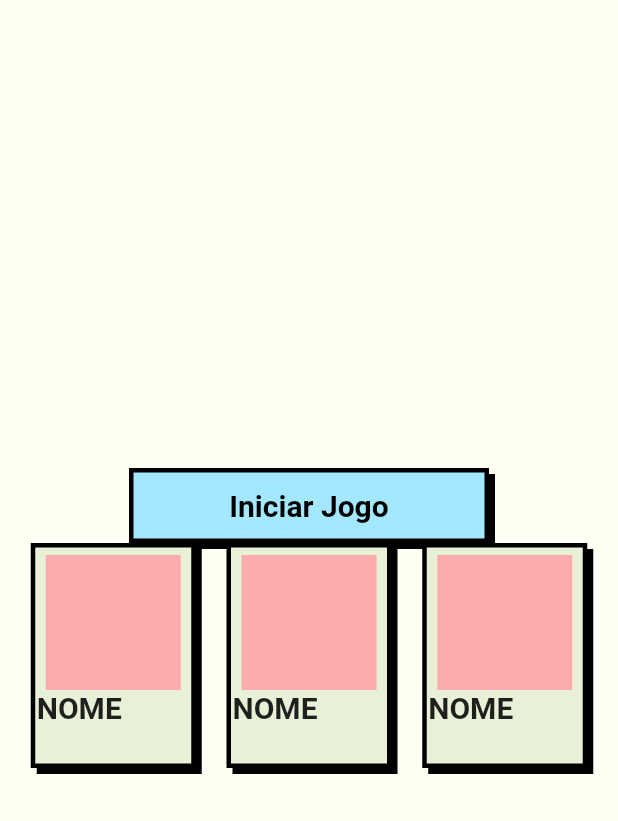
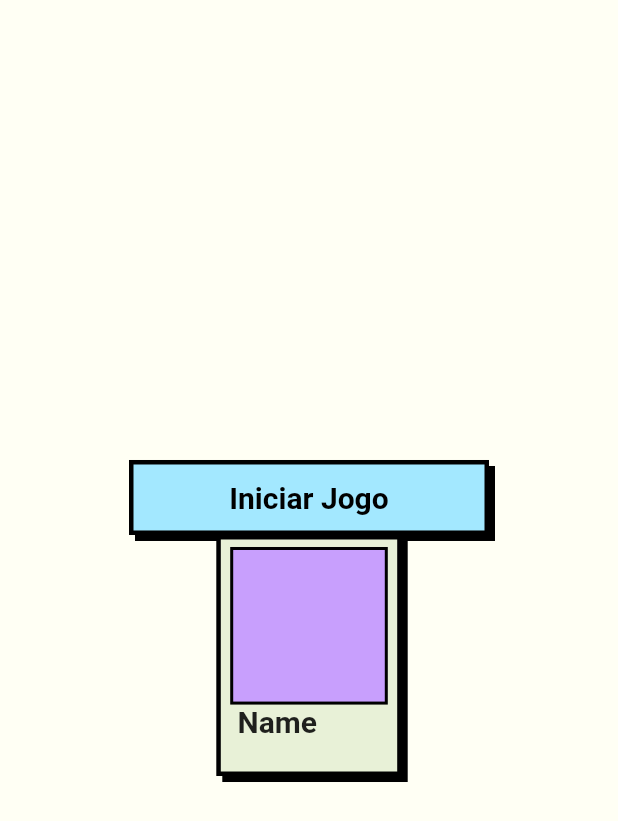
Before and after one commit to arthwrvl/FakeArtist, a Flutter app: the screen it shows after launch, on a phone screen of 412 x 824 dp. Shown: the top 821 px of the screen. Run offline on Flutter 3.47's test engine with Material 2 defaults, Android fonts, the phone set to English and light mode, and no system bars.

Commit message:
refactor polaroid card

```diff
--- a/lib/main.dart
+++ b/lib/main.dart
@@ -1,5 +1,5 @@
 import 'package:fake_artist/widgets/button.dart';
-import 'package:fake_artist/widgets/polaroid.dart';
+import 'package:fake_artist/widgets/smallPlayerCard.dart';
 import 'package:flutter/material.dart';
 
 void main() {
@@ -37,6 +37,7 @@ class Home extends StatelessWidget {
 
   @override
   Widget build(BuildContext context) {
+    var size = MediaQuery.of(context).size;
     return Scaffold(
       body: Center(
         child: Column(
@@ -49,10 +50,12 @@ class Home extends StatelessWidget {
             ),
             Row(
               mainAxisAlignment: MainAxisAlignment.spaceEvenly,
-              children: const [
-                Polaroid(),
-                Polaroid(),
-                Polaroid(),
+              children: [
+                SmallPlayerCard(
+                  title: "Name",
+                  bgColor: const Color(0xFFC89FFD),
+                  size: size.width * 0.3,
+                ),
               ],
             )
           ],
--- a/lib/widgets/polaroid.dart
+++ /dev/null
@@ -1,46 +0,0 @@
-import 'package:flutter/material.dart';
-import 'package:flutter/src/widgets/framework.dart';
-import 'package:flutter/src/widgets/placeholder.dart';
-
-class Polaroid extends StatelessWidget {
-  const Polaroid({super.key});
-
-  @override
-  Widget build(BuildContext context) {
-    return Container(
-      height: 150,
-      width: 110,
-      decoration: BoxDecoration(
-        borderRadius: BorderRadius.zero,
-        color: const Color(0xFFE8F1D7),
-        boxShadow: const [
-          BoxShadow(
-            color: Colors.black,
-            offset: Offset(4, 4),
-            blurRadius: 0,
-          )
-        ],
-        border: Border.all(color: Colors.black, width: 3),
-      ),
-      child: Column(
-        mainAxisAlignment: MainAxisAlignment.start,
-        children: [
-          const SizedBox(height: 5),
-          Container(
-            height: 90,
-            width: 90,
-            color: const Color(0xFFFCACAC),
-          ),
-          const Align(
-            widthFactor: 1.8,
-            alignment: Alignment.centerLeft,
-            child: Text(
-              "NOME",
-              style: TextStyle(fontSize: 20, fontWeight: FontWeight.bold),
-            ),
-          )
-        ],
-      ),
-    );
-  }
-}
--- /dev/null
+++ b/lib/widgets/smallPlayerCard.dart
@@ -0,0 +1,108 @@
+import 'package:flutter/material.dart';
+import 'package:flutter/src/widgets/framework.dart';
+import 'package:flutter/src/widgets/placeholder.dart';
+
+class SmallPlayerCard extends StatefulWidget {
+  final double size;
+  final Color bgColor;
+  final String title;
+  //add image
+  const SmallPlayerCard({
+    super.key,
+    required this.bgColor,
+    required this.size,
+    required this.title,
+    int points = 0,
+  });
+
+  @override
+  State<SmallPlayerCard> createState() => _SmallPlayerCardState();
+}
+
+class _SmallPlayerCardState extends State<SmallPlayerCard> {
+  @override
+  Widget build(BuildContext context) {
+    return Container(
+      height: widget.size * 1.3,
+      width: widget.size,
+      decoration: BoxDecoration(
+        borderRadius: BorderRadius.zero,
+        color: const Color(0xFFE8F1D7),
+        boxShadow: const [
+          BoxShadow(
+            color: Colors.black,
+            offset: Offset(4, 4),
+            blurRadius: 0,
+          )
+        ],
+        border: Border.all(color: Colors.black, width: 3),
+      ),
+      child: Column(
+        mainAxisAlignment: MainAxisAlignment.start,
+        children: [
+          const SizedBox(height: 5),
+          Container(
+            height: widget.size * .85,
+            width: widget.size * .85,
+            decoration: BoxDecoration(
+                borderRadius: BorderRadius.zero,
+                border: Border.all(color: Colors.black, width: 2),
+                color: widget.bgColor),
+          ),
+          Align(
+            widthFactor: 1.8,
+            alignment: Alignment.centerLeft,
+            child: Text(
+              widget.title,
+              style: const TextStyle(fontSize: 20, fontWeight: FontWeight.bold),
+            ),
+          )
+        ],
+      ),
+    );
+  }
+}
+
+/*
+class Polaroid extends StatelessWidget {
+  const Polaroid({super.key});
+
+  @override
+  Widget build(BuildContext context) {
+    return Container(
+      height: 150,
+      width: 110,
+      decoration: BoxDecoration(
+        borderRadius: BorderRadius.zero,
+        color: const Color(0xFFE8F1D7),
+        boxShadow: const [
+          BoxShadow(
+            color: Colors.black,
+            offset: Offset(4, 4),
+            blurRadius: 0,
+          )
+        ],
+        border: Border.all(color: Colors.black, width: 3),
+      ),
+      child: Column(
+        mainAxisAlignment: MainAxisAlignment.start,
+        children: [
+          const SizedBox(height: 5),
+          Container(
+            height: 90,
+            width: 90,
+            color: const Color(0xFFFCACAC),
+          ),
+          const Align(
+            widthFactor: 1.8,
+            alignment: Alignment.centerLeft,
+            child: Text(
+              "NOME",
+              style: TextStyle(fontSize: 20, fontWeight: FontWeight.bold),
+            ),
+          )
+        ],
+      ),
+    );
+  }
+}*/
```
